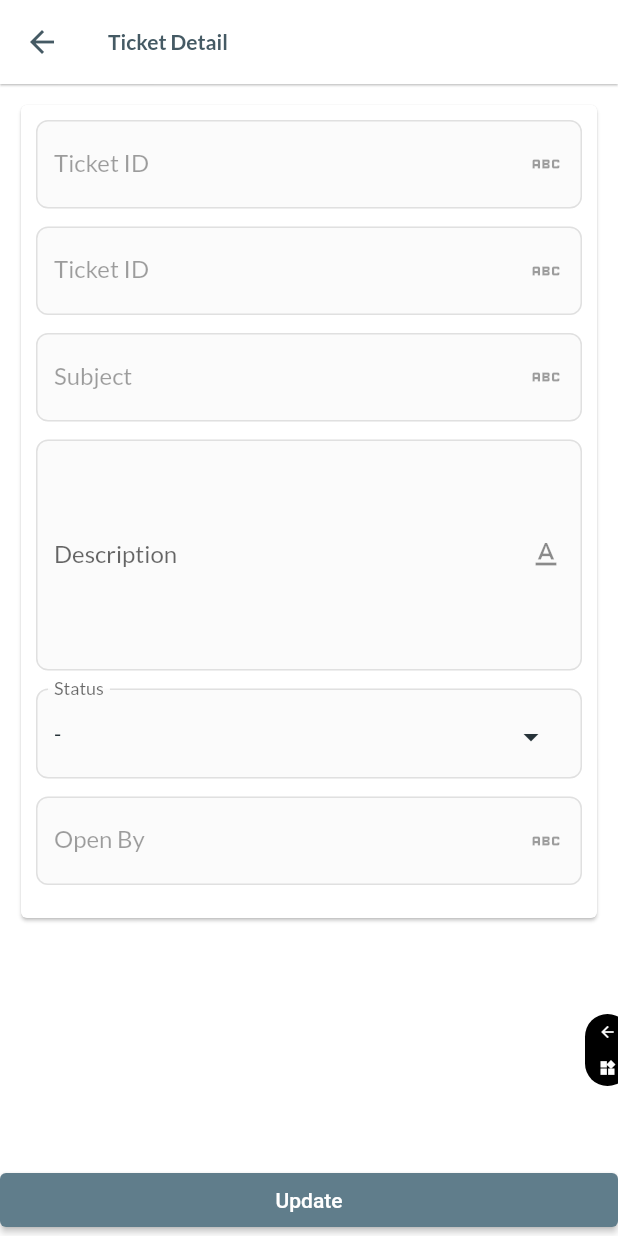
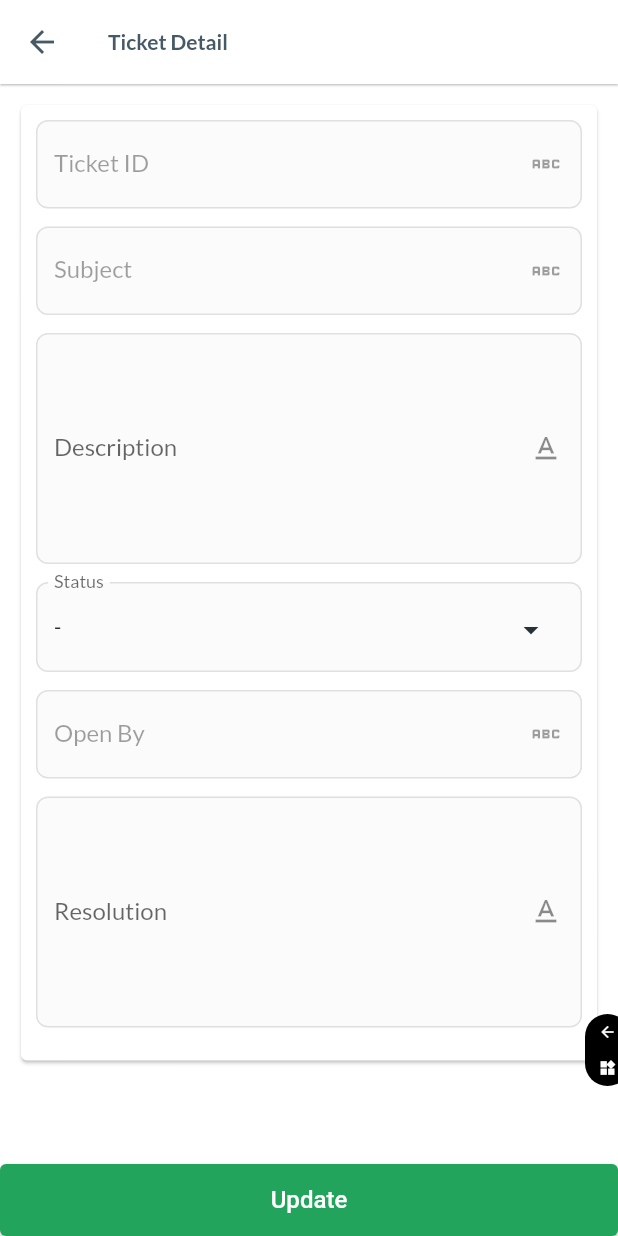
Before and after one commit to frenkyfir/helpdeskmobileapp, a Flutter app: the TicketdetailView screen opened directly with empty values, on a phone screen of 412 x 824 dp. Run offline on Flutter 3.47's test engine with Material 2 defaults, Android fonts, the phone set to English and light mode, and no system bars; our stand-ins replace cached_network_image, carousel_slider, dio, file_picker, flutter_animate, flutter_image_compress and 9 more; missing offline and left inert: faker_dart; network calls fail.

Commit message:
detail ticket

```diff
--- a/lib/module/TicketDetail/controller/TicketDetail_controller.dart
+++ b/lib/module/TicketDetail/controller/TicketDetail_controller.dart
@@ -8,6 +8,9 @@ class TicketdetailController extends State<TicketdetailView> {
   @override
   void initState() {
     instance = this;
+    // if (isEditMode) {
+    //   status = widget.item["status"];
+    // }
     super.initState();
   }
 
@@ -16,4 +19,10 @@ class TicketdetailController extends State<TicketdetailView> {
 
   @override
   Widget build(BuildContext context) => widget.build(context, this);
+
+  // String? status;
+  // String? status;
+  // String? status;
+
+  bool get isEditMode => widget.item != null;
 }
--- a/lib/module/TicketDetail/view/TicketDetail_view.dart
+++ b/lib/module/TicketDetail/view/TicketDetail_view.dart
@@ -26,13 +26,6 @@ class TicketdetailView extends StatefulWidget {
                   padding: const EdgeInsets.all(10.0),
                   child: Column(
                     children: [
-                      QTextField(
-                        enabled: false,
-                        label: "Ticket ID",
-                        validator: Validator.required,
-                        value: item["ticket_id"].toString(),
-                        onChanged: (value) {},
-                      ),
                       QTextField(
                         enabled: false,
                         label: "Ticket ID",
@@ -78,7 +71,13 @@ class TicketdetailView extends StatefulWidget {
                         enabled: false,
                         label: "Open By",
                         validator: Validator.required,
-                        value: item["open_by"].toString(),
+                        value: item["open_by"],
+                        onChanged: (value) {},
+                      ),
+                      QMemoField(
+                        label: "Resolution",
+                        validator: Validator.required,
+                        value: item["resolution"],
                         onChanged: (value) {},
                       ),
                       // QImagePicker(
@@ -95,15 +94,9 @@ class TicketdetailView extends StatefulWidget {
           ),
         ),
       ),
-      bottomNavigationBar: Container(
-        width: MediaQuery.of(context).size.width,
-        child: ElevatedButton(
-          style: ElevatedButton.styleFrom(
-            backgroundColor: Colors.blueGrey,
-          ),
-          onPressed: () {},
-          child: const Text("Update"),
-        ),
+      bottomNavigationBar: QButton(
+        label: "Update",
+        onPressed: () {},
       ),
     );
   }
```
Also changed, not shown: lib/module/UserProfile/view/UserProfile_view.dart (+53 -15 lines).
